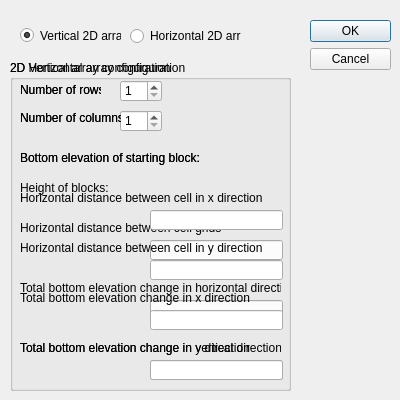
This is Codes/GUI/gridWindow.ui in USEPA/GIFMod as Qt 5 draws it before an edit. The edited form follows.
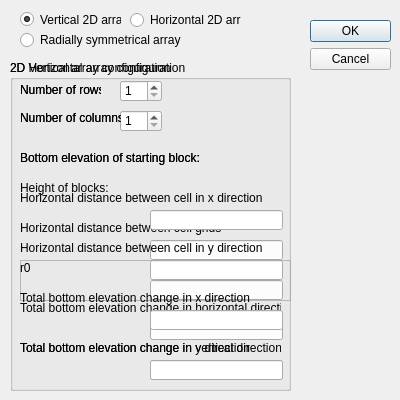
This is the edited form. Custom widgets are drawn as their Qt base class.

Patch:
```diff
--- a/Codes/GUI/gridWindow.ui
+++ b/Codes/GUI/gridWindow.ui
@@ -144,7 +144,7 @@
     <property name="geometry">
      <rect>
       <x>140</x>
-      <y>240</y>
+      <y>260</y>
       <width>133</width>
       <height>20</height>
      </rect>
@@ -164,7 +164,7 @@
     <property name="geometry">
      <rect>
       <x>10</x>
-      <y>220</y>
+      <y>240</y>
       <width>261</width>
       <height>16</height>
      </rect>
@@ -212,12 +212,60 @@
      <string>Horizontal distance between cell grids</string>
     </property>
    </widget>
+   <widget class="QFrame" name="r0frame">
+    <property name="geometry">
+     <rect>
+      <x>10</x>
+      <y>200</y>
+      <width>271</width>
+      <height>41</height>
+     </rect>
+    </property>
+    <property name="frameShape">
+     <enum>QFrame::StyledPanel</enum>
+    </property>
+    <property name="frameShadow">
+     <enum>QFrame::Raised</enum>
+    </property>
+    <property name="lineWidth">
+     <number>0</number>
+    </property>
+    <widget class="QLabel" name="label_r0">
+     <property name="geometry">
+      <rect>
+       <x>0</x>
+       <y>0</y>
+       <width>261</width>
+       <height>16</height>
+      </rect>
+     </property>
+     <property name="text">
+      <string>r0</string>
+     </property>
+    </widget>
+    <widget class="UnitTextBox2" name="r0UnitBox">
+     <property name="geometry">
+      <rect>
+       <x>130</x>
+       <y>20</y>
+       <width>133</width>
+       <height>20</height>
+      </rect>
+     </property>
+     <property name="text">
+      <string/>
+     </property>
+    </widget>
+    <zorder>label_r0</zorder>
+    <zorder>r0UnitBox</zorder>
+    <zorder>Label_2</zorder>
+   </widget>
   </widget>
   <widget class="QRadioButton" name="radioButtonV">
    <property name="geometry">
     <rect>
      <x>20</x>
-     <y>25</y>
+     <y>9</y>
      <width>101</width>
      <height>21</height>
     </rect>
@@ -233,7 +281,7 @@
    <property name="geometry">
     <rect>
      <x>130</x>
-     <y>26</y>
+     <y>10</y>
      <width>111</width>
      <height>20</height>
     </rect>
@@ -242,6 +290,19 @@
     <string>Horizontal 2D array</string>
    </property>
   </widget>
+  <widget class="QRadioButton" name="radioButtonR">
+   <property name="geometry">
+    <rect>
+     <x>20</x>
+     <y>30</y>
+     <width>161</width>
+     <height>20</height>
+    </rect>
+   </property>
+   <property name="text">
+    <string>Radially symmetrical array</string>
+   </property>
+  </widget>
   <widget class="QGroupBox" name="groupBoxH">
    <property name="geometry">
     <rect>
```
